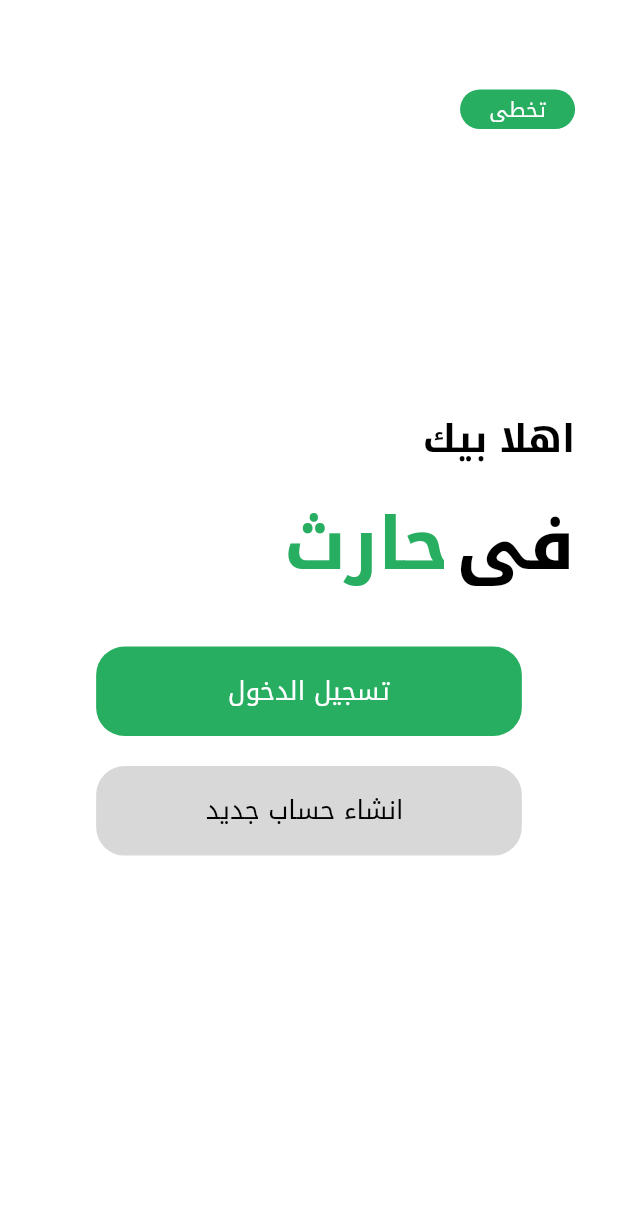
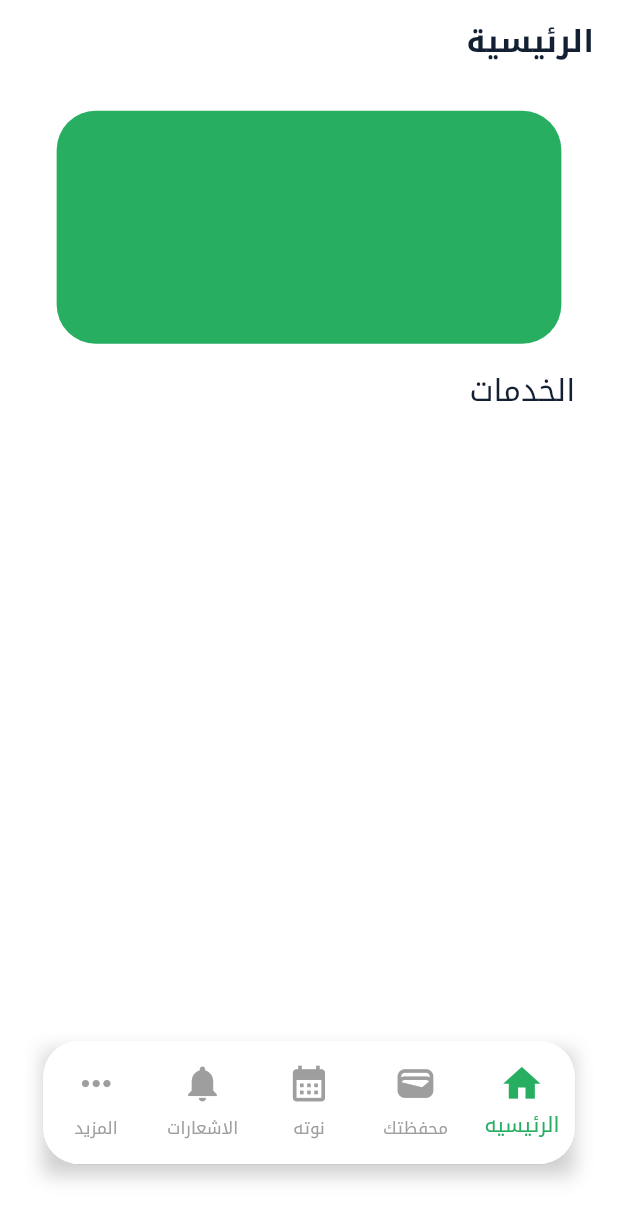
Before and after one commit to mohamedelbaz50/Harith_app, a Flutter app: the screen it shows after launch, on a phone screen of 412 x 824 dp. Shown: the top 1220 px of the screen. Run offline on Flutter 3.47's test engine with Material 2 defaults, Android fonts, the phone set to English and light mode, and no system bars; our stand-ins replace flutter_bloc, flutter_screenutil, hexcolor.

Commit message:
main screen #1

```diff
--- a/lib/Core/Themes/light_theme.dart
+++ b/lib/Core/Themes/light_theme.dart
@@ -24,4 +24,19 @@ ThemeData lightTheme = ThemeData(
         headline1: TextStyle(
             fontSize: 22.sp,
             fontWeight: FontWeight.bold,
-            color: HexColor("#132033"))));
+            color: HexColor("#132033")),
+        headline4: TextStyle(
+            fontSize: 18.sp,
+            fontWeight: FontWeight.bold,
+            color: HexColor("#132033"))),
+    bottomNavigationBarTheme: BottomNavigationBarThemeData(
+        type: BottomNavigationBarType.fixed,
+        backgroundColor: Colors.white,
+        selectedItemColor: HexColor("#27AE61"),
+        selectedIconTheme: IconThemeData(size: 26.sp),
+        unselectedIconTheme: IconThemeData(size: 25.sp),
+        unselectedItemColor: Colors.grey,
+        showUnselectedLabels: true,
+        selectedLabelStyle:
+            TextStyle(color: HexColor("#27AE61"), fontSize: 12.sp),
+        unselectedLabelStyle: TextStyle(color: Colors.grey, fontSize: 10.sp)));
--- /dev/null
+++ b/lib/Features/Auth/Presentation/Pages/Splash_screen/splash_screen.dart
@@ -0,0 +1,26 @@
+
+import 'package:flutter/material.dart';
+import 'package:hexcolor/hexcolor.dart';
+
+class SplashScreen extends StatefulWidget {
+  const SplashScreen({super.key});
+
+  @override
+  State<SplashScreen> createState() => _SplashScreenState();
+}
+
+class _SplashScreenState extends State<SplashScreen> {
+  @override
+  Widget build(BuildContext context) {
+    return Scaffold(
+      body: Container(
+        width: double.infinity,
+        height: double.infinity,
+        color: HexColor("#233044"),
+        child: Column(
+
+        ),
+      ),
+    );
+  }
+}
--- /dev/null
+++ b/lib/Layout/cubit/layout_cubit.dart
@@ -0,0 +1,18 @@
+import 'package:flutter_bloc/flutter_bloc.dart';
+
+part 'layout_cubit_state.dart';
+
+class LayoutCubit extends Cubit<LayoutCubitState> {
+  LayoutCubit() : super(LayoutCubitInitial());
+  static LayoutCubit get(
+    context,
+  ) =>
+      BlocProvider.of(context);
+  int currentIndex = 0;
+  void changeBottomNavIndex(int index) {
+    currentIndex = index;
+    emit(ChangeBottomNavIndexState());
+  }
+
+  List<String> titles = ["الرئيسية", "محفظتك", "نوته", "الاشعارات", "المزيد"];
+}
--- /dev/null
+++ b/lib/Layout/cubit/layout_cubit_state.dart
@@ -0,0 +1,7 @@
+part of 'layout_cubit.dart';
+
+abstract class LayoutCubitState {}
+
+class LayoutCubitInitial extends LayoutCubitState {}
+
+class ChangeBottomNavIndexState extends LayoutCubitState {}
--- /dev/null
+++ b/lib/Layout/layout_screen.dart
@@ -0,0 +1,72 @@
+import 'package:flutter/material.dart';
+import 'package:flutter_bloc/flutter_bloc.dart';
+import 'package:flutter_screenutil/flutter_screenutil.dart';
+import 'package:harith_app/Layout/cubit/layout_cubit.dart';
+import 'package:harith_app/Layout/main_screen.dart';
+
+class LayoutScreen extends StatelessWidget {
+  const LayoutScreen({super.key});
+
+  @override
+  Widget build(BuildContext context) {
+    return BlocProvider(
+      create: (context) => LayoutCubit(),
+      child: BlocConsumer<LayoutCubit, LayoutCubitState>(
+        listener: (context, state) {
+          // TODO: implement listener
+        },
+        builder: (context, state) {
+          var cubit = LayoutCubit.get(context);
+          return Scaffold(
+            appBar: AppBar(
+              title: Text(
+                cubit.titles[cubit.currentIndex],
+                style: Theme.of(context).textTheme.headline4,
+              ),
+            ),
+            body: const MainScreen(),
+            bottomNavigationBar: Padding(
+              padding: EdgeInsets.only(
+                  left: 25.w, right: 25.w, top: 12.h, bottom: 40.h),
+              child: Container(
+                width: MediaQuery.of(context).size.width / 2,
+                height: MediaQuery.of(context).size.height / 10,
+                decoration: BoxDecoration(
+                  boxShadow: [
+                    BoxShadow(
+                      color: Colors.grey.withOpacity(0.5),
+
+                      blurRadius: 10,
+                      offset: const Offset(0, 7), // changes position of shadow
+                    ),
+                  ],
+                ),
+                child: ClipRRect(
+                  borderRadius: BorderRadius.circular(24),
+                  child: BottomNavigationBar(
+                      currentIndex: cubit.currentIndex,
+                      onTap: ((index) {
+                        cubit.changeBottomNavIndex(index);
+                      }),
+                      items: const [
+                        BottomNavigationBarItem(
+                            icon: Icon(Icons.home), label: "الرئيسيه"),
+                        BottomNavigationBarItem(
+                            icon: Icon(Icons.wallet_rounded), label: "محفظتك"),
+                        BottomNavigationBarItem(
+                            icon: Icon(Icons.calendar_month), label: "نوته"),
+                        BottomNavigationBarItem(
+                            icon: Icon(Icons.notifications),
+                            label: "الاشعارات"),
+                        BottomNavigationBarItem(
+                            icon: Icon(Icons.more_horiz), label: "المزيد")
+                      ]),
+                ),
+              ),
+            ),
+          );
+        },
+      ),
+    );
+  }
+}
--- /dev/null
+++ b/lib/Layout/main_screen.dart
@@ -0,0 +1,35 @@
+import 'package:flutter/material.dart';
+import 'package:flutter_screenutil/flutter_screenutil.dart';
+import 'package:hexcolor/hexcolor.dart';
+
+class MainScreen extends StatelessWidget {
+  const MainScreen({super.key});
+
+  @override
+  Widget build(BuildContext context) {
+    return Padding(
+      padding: EdgeInsets.symmetric(horizontal: 25.w, vertical: 5.h),
+      child: Column(
+        crossAxisAlignment: CrossAxisAlignment.start,
+        children: [
+          Center(
+            child: Container(
+              margin: EdgeInsets.symmetric(vertical: 10.h),
+              width: 294.w,
+              height: 130.h,
+              decoration: BoxDecoration(
+                  borderRadius: BorderRadius.circular(26),
+                  color: Theme.of(context).primaryColor),
+            ),
+          ),
+          Text(
+            "الخدمات",
+            style: Theme.of(context).textTheme.headline4!.copyWith(
+                  fontWeight: FontWeight.normal,
+                ),
+          )
+        ],
+      ),
+    );
+  }
+}
--- a/lib/main.dart
+++ b/lib/main.dart
@@ -2,7 +2,10 @@ import 'package:flutter/material.dart';
 import 'package:flutter_screenutil/flutter_screenutil.dart';
 import 'package:harith_app/Core/Themes/light_theme.dart';
 import 'package:harith_app/Features/Auth/Presentation/Pages/Login_Screen/login_screen.dart';
+import 'package:harith_app/Features/Auth/Presentation/Pages/Splash_screen/splash_screen.dart';
 import 'package:harith_app/Features/Auth/Presentation/Pages/Welcome_in_Harith_screen/welcome_in_harith_screen.dart';
+
+import 'Layout/layout_screen.dart';
 
 void main() {
   runApp(const MyApp());
@@ -26,7 +29,7 @@ class MyApp extends StatelessWidget {
                   textDirection: TextDirection.rtl, child: child!);
             },
             theme: lightTheme,
-            home: WelcomeInHarithScreeen(),
+            home: const LayoutScreen(),
           );
         });
   }
--- a/pubspec.yaml
+++ b/pubspec.yaml
@@ -38,6 +38,8 @@ dependencies:
   cupertino_icons: ^1.0.2
   hexcolor: ^3.0.1
   flutter_screenutil: ^5.6.0
+  flutter_bloc: ^8.1.1
+
 
 dev_dependencies:
   flutter_test:
```
Also changed, not shown: pubspec.lock.
